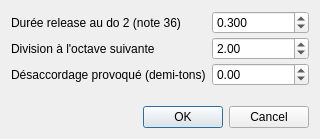
This is trunk/tools/dialog_release.ui in davy7125/polyphone as Qt 5 draws it before an edit. The edited form follows.
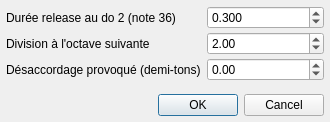
This is the edited form. Icons and pictures are not drawn.

```diff
--- a/trunk/tools/dialog_release.ui
+++ b/trunk/tools/dialog_release.ui
@@ -9,22 +9,10 @@
    <rect>
     <x>0</x>
     <y>0</y>
-    <width>320</width>
-    <height>139</height>
+    <width>330</width>
+    <height>122</height>
    </rect>
   </property>
-  <property name="minimumSize">
-   <size>
-    <width>320</width>
-    <height>139</height>
-   </size>
-  </property>
-  <property name="maximumSize">
-   <size>
-    <width>320</width>
-    <height>139</height>
-   </size>
-  </property>
   <property name="windowTitle">
    <string>Élaboration release</string>
   </property>
@@ -36,6 +24,18 @@
    <bool>true</bool>
   </property>
   <layout class="QGridLayout" name="gridLayout">
+   <property name="leftMargin">
+    <number>6</number>
+   </property>
+   <property name="topMargin">
+    <number>6</number>
+   </property>
+   <property name="rightMargin">
+    <number>6</number>
+   </property>
+   <property name="bottomMargin">
+    <number>6</number>
+   </property>
    <property name="verticalSpacing">
     <number>3</number>
    </property>
```
